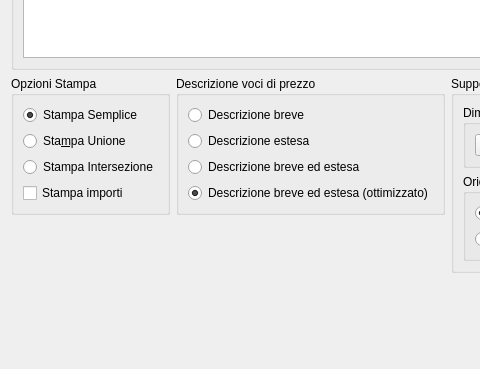
Above: qcostgui/accountingattributeprintergui.ui from mickele77/qcost before the change; both pictures show x 0 to 480 and y 173 to 542 of the 683 by 542 pixel window. Below: the same form after it.
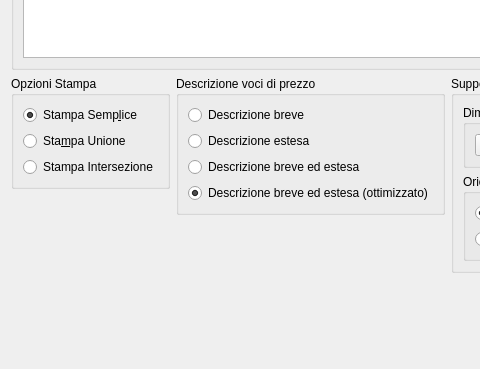
That is the form after the change.

Commit message: Introdotte nei moduli di stampa quattro modalità di stampa degli importi (compresa l'opzione di non stampare gli importi)

Patch:
```diff
--- a/qcostgui/accountingattributeprintergui.ui
+++ b/qcostgui/accountingattributeprintergui.ui
@@ -97,20 +97,13 @@
         <item row="0" column="0">
          <widget class="QRadioButton" name="attributePrintSimpleRadioButton">
           <property name="text">
-           <string>Stampa Semplice</string>
+           <string>Stampa Semp&amp;lice</string>
           </property>
           <property name="checked">
            <bool>true</bool>
           </property>
          </widget>
         </item>
-        <item row="3" column="0">
-         <widget class="QCheckBox" name="printAmountsCheckBox">
-          <property name="text">
-           <string>Stampa importi</string>
-          </property>
-         </widget>
-        </item>
        </layout>
       </widget>
      </item>
```
The commit also changes 10 other files.
